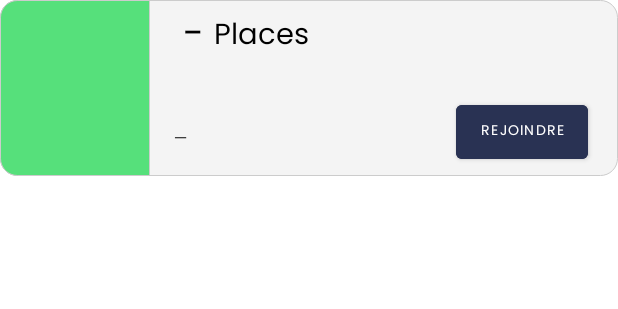
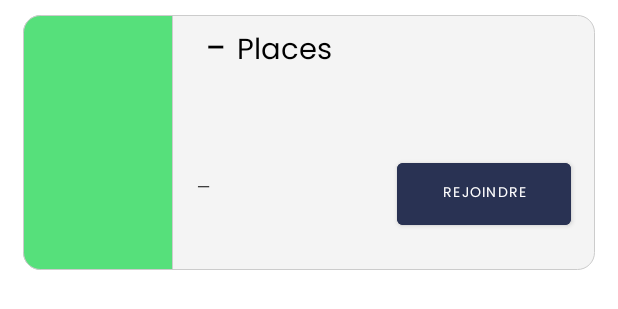
Before and after one commit to ahmededdahby/YALLANL3BO, an Android app: the layout adapter_matchs.xml on its own in the app's theme, with its tools: preview values and no code run, on a phone screen of 412 x 824 dp. Shown: the top 309 px of the screen. Run offline under Robolectric (Android 15) with nearby library versions, the phone set to English and light mode, and no system bars.

Commit message:
matchItem updated

```diff
--- a/app/src/main/java/com/example/yallanl3bo/Accueil.java
+++ b/app/src/main/java/com/example/yallanl3bo/Accueil.java
@@ -46,7 +46,7 @@ public class Accueil extends AppCompatActivity {
         list=new ArrayList<>();
        // aucunMatch = findViewById(R.id.matchIntrouvabletxt);
 
-        db.orderByChild("Date").addValueEventListener(new ValueEventListener() {
+        db.orderByChild("date").addValueEventListener(new ValueEventListener() {
             @Override
             public void onDataChange(@NonNull DataSnapshot snapshot) {
                 for(DataSnapshot dataSnapshot : snapshot.getChildren()){
--- a/app/src/main/java/com/example/yallanl3bo/Match.java
+++ b/app/src/main/java/com/example/yallanl3bo/Match.java
@@ -100,9 +100,10 @@ public class Match extends AppCompatActivity {
 
 
                 try {
+                    Log.d("user",user.getEmail());
                     Date d = format2Date.parse(selectedDateText.getText().toString());
                     String dd = formaterDate.format(d);
-                    matchItem matchs = new matchItem("abc@gmail.com",dd+" "+Heure,NbrePlace,PlaceMax, "Football", Stade,Prix, Duree);
+                    matchItem matchs = new matchItem(user.getEmail(),dd+" "+Heure,NbrePlace,PlaceMax, "Football", Stade,Prix, Duree);
                     matchDBRef.push().setValue(matchs);
                     Toast.makeText(getApplicationContext(),"Match created",Toast.LENGTH_SHORT).show();
 
--- a/app/src/main/java/com/example/yallanl3bo/MesMatchs.java
+++ b/app/src/main/java/com/example/yallanl3bo/MesMatchs.java
@@ -41,14 +41,15 @@ public class MesMatchs extends AppCompatActivity {
         list2=new ArrayList<>();
         aucunMatch = findViewById(R.id.aucunmatchcreeTxt);
         FirebaseUser user = FirebaseAuth.getInstance().getCurrentUser();
-        db.orderByChild("Date").addValueEventListener(new ValueEventListener() {
+        db.orderByChild("date").addValueEventListener(new ValueEventListener() {
             @Override
             public void onDataChange(@NonNull DataSnapshot snapshot) {
                 for(DataSnapshot dataSnapshot : snapshot.getChildren()){
                     String id = dataSnapshot.getKey();
                     matchItem matchItem = dataSnapshot.getValue(matchItem.class);
                     matchItem.setId(id);
-                    Log.d("user",matchItem.getAdmin());
+                    Log.d("user",user.getEmail());
+                    Log.d("userA",matchItem.getAdmin());
                     if(matchItem.getAdmin().equals( user.getEmail() )){
                         list2.add(matchItem);
                     }
--- a/app/src/main/res/layout/adapter_matchs.xml
+++ b/app/src/main/res/layout/adapter_matchs.xml
@@ -3,15 +3,22 @@
     xmlns:app="http://schemas.android.com/apk/res-auto"
     xmlns:tools="http://schemas.android.com/tools"
     android:layout_width="match_parent"
-    android:layout_height="117dp"
+    android:layout_height="170dp"
     android:background="@drawable/border_grey"
+
+    android:layout_marginLeft="15dp"
+    android:layout_marginRight="15dp"
+    android:layout_marginTop="10dp"
+    android:layout_marginBottom="30dp"
+
 
     >
     <androidx.constraintlayout.widget.ConstraintLayout
         android:id="@+id/linearLayout3"
         android:layout_width="match_parent"
         android:layout_height="match_parent"
-        android:orientation="vertical">
+        android:orientation="vertical"
+        >
     <androidx.constraintlayout.widget.ConstraintLayout
         android:layout_width="100dp"
         android:layout_height="match_parent"
@@ -52,7 +59,8 @@
             app:layout_constraintBottom_toBottomOf="parent"
             app:layout_constraintEnd_toEndOf="parent"
             app:layout_constraintStart_toStartOf="parent"
-            app:layout_constraintTop_toBottomOf="@+id/heureMatch" />
+            app:layout_constraintTop_toBottomOf="@+id/heureMatch"
+            app:layout_constraintVertical_bias="0.0" />
     </androidx.constraintlayout.widget.ConstraintLayout>
 
 
@@ -190,27 +198,27 @@ android:text="Places"
 
         <Button
             android:id="@+id/btnRejoindre"
-            android:layout_width="wrap_content"
-            android:layout_height="wrap_content"
-android:fontFamily="@font/poppins_regular"
+            android:layout_width="116dp"
+            android:layout_height="53dp"
             android:layout_gravity="center"
-            android:layout_marginEnd="20dp"
+            android:layout_marginEnd="16dp"
+            android:layout_marginBottom="24dp"
             android:backgroundTint="@color/myblue"
             android:bottomLeftRadius="16dp"
             android:bottomRightRadius="16dp"
+            android:fontFamily="@font/poppins_regular"
             android:text="Rejoindre"
-            android:layout_marginBottom="5dp"
+            android:textAllCaps="true"
             android:textSize="9dp"
             android:topLeftRadius="16dp"
             android:topRightRadius="16dp"
-            android:textAllCaps="true"
             app:layout_constraintBottom_toBottomOf="parent"
             app:layout_constraintEnd_toEndOf="parent">
 
         </Button>
 
 
-     </androidx.constraintlayout.widget.ConstraintLayout>
+    </androidx.constraintlayout.widget.ConstraintLayout>
 
 
     </androidx.constraintlayout.widget.ConstraintLayout>
```
Also changed, not shown: app/src/main/res/layout/accueil.xml (+5 -3 lines).
